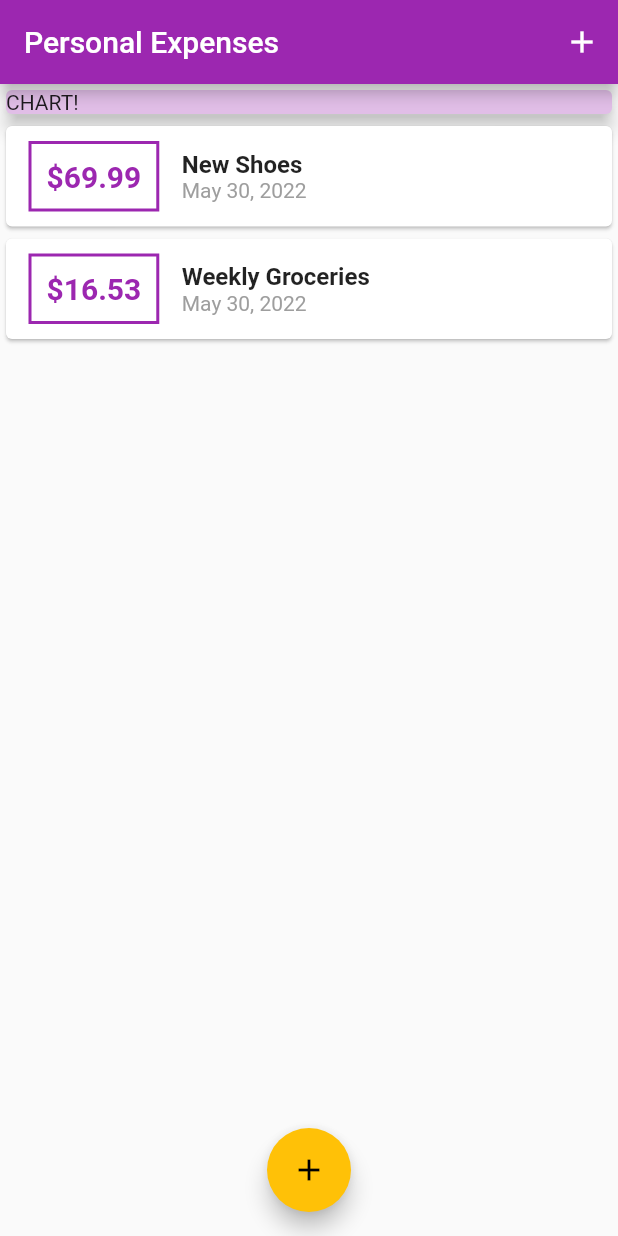
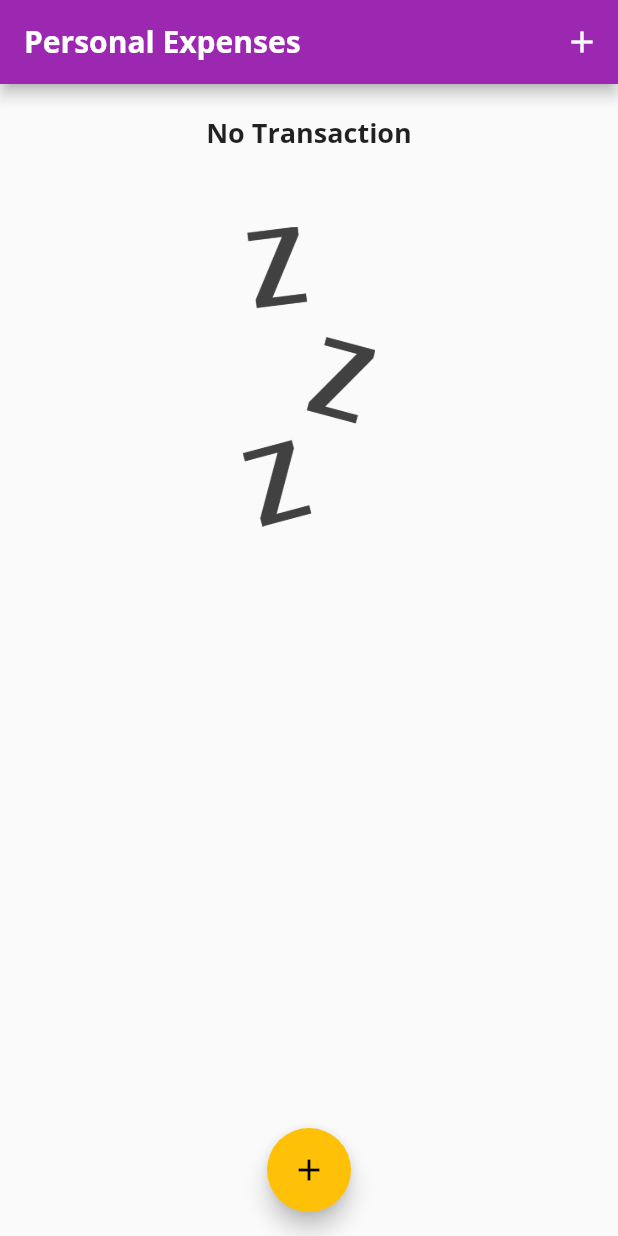
Before and after one commit to yashaswashukla/Flutter-Apps, a Flutter app: the screen it shows after launch, on a phone screen of 412 x 824 dp. Run offline on Flutter 3.47's test engine with Material 2 defaults, Android fonts, the phone set to English and light mode, and no system bars.

Commit message:
Adding dynamic charts

```diff
--- /dev/null
+++ b/personal_expenses/lib/Widgets/chart.dart
@@ -0,0 +1,41 @@
+import 'package:flutter/material.dart';
+import '../Models/transaction.dart';
+import 'package:intl/intl.dart';
+
+class Chart extends StatelessWidget {
+  final List<Transaction> recentTransactions;
+
+  Chart(this.recentTransactions);
+
+  List<Map<String, Object>> get groupedTransactionValues {
+    return List.generate(7, (index) {
+      final weekDay = DateTime.now().subtract(
+        Duration(days: index),
+      );
+      var totalSum = 0.0;
+      for (var i = 0; i < recentTransactions.length; i++) {
+        if (recentTransactions[i].date.day == weekDay.day &&
+            recentTransactions[i].date.month == weekDay.month &&
+            recentTransactions[i].date.year == weekDay.year) {
+          totalSum += recentTransactions[i].amount;
+        }
+      }
+
+      return {
+        'Day': DateFormat.E(weekDay),
+        'amount': totalSum,
+      };
+    });
+  }
+
+  @override
+  Widget build(BuildContext context) {
+    return Card(
+      elevation: 6,
+      margin: EdgeInsets.all(10),
+      child: Row(
+        children: <Widget>[],
+      ),
+    );
+  }
+}
--- a/personal_expenses/lib/Widgets/transaction_list.dart
+++ b/personal_expenses/lib/Widgets/transaction_list.dart
@@ -12,7 +12,26 @@ class TransactionList extends StatelessWidget {
   Widget build(BuildContext context) {
     return Container(
       height: 300,
-      child: ListView.builder(
+      child: transactions.isEmpty
+          ? Column(
+              children: <Widget>[
+                Text(
+                  'No Transaction',
+                  style: Theme.of(context).textTheme.titleMedium,
+                ),
+                SizedBox(
+                  height: 50,
+                ),
+                Container(
+                  child: Image.asset(
+                    'assets/images/waiting.png',
+                    fit: BoxFit.cover,
+                  ),
+                  height: 200,
+                )
+              ],
+            )
+          : ListView.builder(
               itemBuilder: (ctx, index) {
                 return Card(
                   child: Row(
@@ -43,10 +62,7 @@ class TransactionList extends StatelessWidget {
                         children: <Widget>[
                           Text(
                             transactions[index].title,
-                      style: TextStyle(
-                        fontSize: 16,
-                        fontWeight: FontWeight.bold,
-                      ),
+                            style: Theme.of(context).textTheme.titleMedium,
                           ),
                           Text(
                             DateFormat.yMMMd().format(transactions[index].date),
--- a/personal_expenses/lib/main.dart
+++ b/personal_expenses/lib/main.dart
@@ -1,8 +1,9 @@
 import 'package:flutter/material.dart';
 
-import './widgets/new_transaction.dart';
-import './widgets/transaction_list.dart';
-import './models/transaction.dart';
+import './Widgets/chart.dart';
+import './Widgets/new_transaction.dart';
+import 'Widgets/transaction_list.dart';
+import './Models/Transaction.dart';
 
 void main() => runApp(MyApp());
 
@@ -13,6 +14,21 @@ class MyApp extends StatelessWidget {
       theme: ThemeData(
         primarySwatch: Colors.purple,
         accentColor: Colors.amber,
+        fontFamily: 'QuickSand',
+        textTheme: ThemeData.light().textTheme.copyWith(
+              titleMedium: TextStyle(
+                fontFamily: 'OpenSans',
+                fontSize: 18,
+                fontWeight: FontWeight.bold,
+              ),
+            ),
+        appBarTheme: AppBarTheme(
+          titleTextStyle: TextStyle(
+            fontFamily: 'OpenSans',
+            fontSize: 20,
+            fontWeight: FontWeight.bold,
+          ),
+        ),
       ),
       title: 'Personal Expenses',
       home: MyHomePage(),
@@ -28,20 +44,15 @@ class MyHomePage extends StatefulWidget {
 }
 
 class _MyHomePageState extends State<MyHomePage> {
-  final List<Transaction> _userTransactions = [
-    Transaction(
-      id: 't1',
-      title: 'New Shoes',
-      amount: 69.99,
-      date: DateTime.now(),
-    ),
-    Transaction(
-      id: 't2',
-      title: 'Weekly Groceries',
-      amount: 16.53,
-      date: DateTime.now(),
-    ),
-  ];
+  final List<Transaction> _userTransactions = [];
+
+  List<Transaction> get _recentTransactions {
+    return _userTransactions.where((tx) {
+      return tx.date.isAfter(
+        DateTime.now().subtract(Duration(days: 7)),
+      );
+    }).toList();
+  }
 
   void _addNewTransaction(String txTitle, double txAmount) {
     final newTx = Transaction(
@@ -73,7 +84,9 @@ class _MyHomePageState extends State<MyHomePage> {
   Widget build(BuildContext context) {
     return Scaffold(
       appBar: AppBar(
-        title: Text('Personal Expenses'),
+        title: Text(
+          'Personal Expenses',
+        ),
         actions: <Widget>[
           IconButton(
             icon: Icon(Icons.add),
@@ -83,17 +96,9 @@ class _MyHomePageState extends State<MyHomePage> {
       ),
       body: SingleChildScrollView(
         child: Column(
-          // mainAxisAlignment: MainAxisAlignment.start,
           crossAxisAlignment: CrossAxisAlignment.stretch,
           children: <Widget>[
-            Container(
-              width: double.infinity,
-              child: Card(
-                color: Theme.of(context).primaryColorLight,
-                child: Text('CHART!'),
-                elevation: 5,
-              ),
-            ),
+            Chart(_recentTransactions),
             TransactionList(_userTransactions),
           ],
         ),
```
Also changed, not shown: personal_expenses/pubspec.yaml (+14 -11 lines), personal_expenses/assets/images/waiting.png (added). Lines whose indentation alone changed are shown as unchanged.
